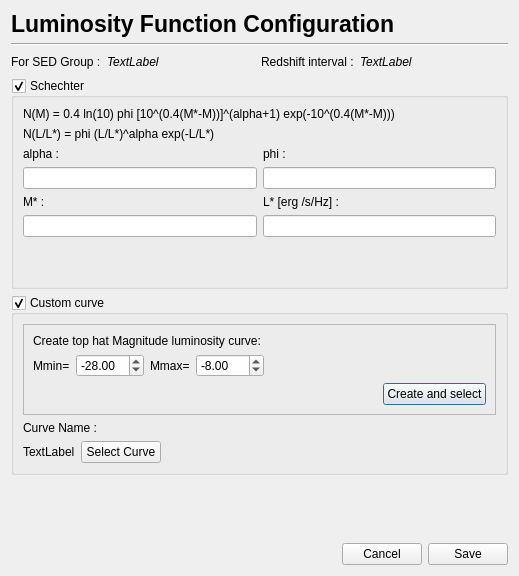
This is PhzQtUI/auxdir/PhzQtUI/DialogLuminosityFunction.ui in astrorama/Phosphoros as Qt 5 draws it before an edit. The edited form follows.
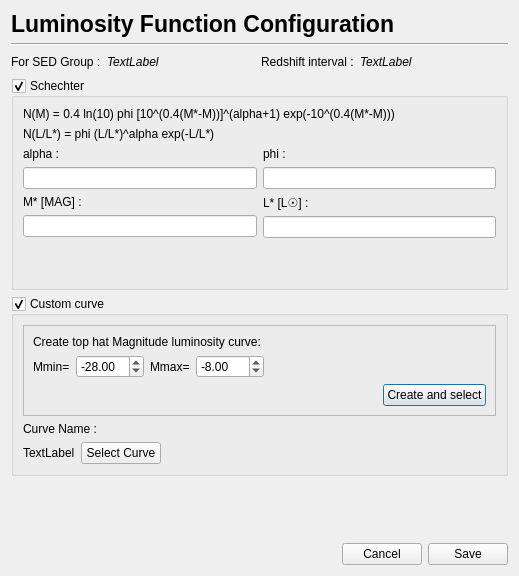
This is the edited form.

Commit message: Change the Absolute Luminosity units in the interface

The edit to the form file:
```diff
--- a/PhzQtUI/auxdir/PhzQtUI/DialogLuminosityFunction.ui
+++ b/PhzQtUI/auxdir/PhzQtUI/DialogLuminosityFunction.ui
@@ -160,7 +160,7 @@
           <item>
            <widget class="QLabel" name="lbl_M">
             <property name="text">
-             <string>M* :</string>
+             <string>M* [MAG] :</string>
             </property>
            </widget>
           </item>
@@ -197,7 +197,7 @@
           <item>
            <widget class="QLabel" name="lbl_L">
             <property name="text">
-             <string>L* [erg /s/Hz] :</string>
+             <string>L* [L☉] :</string>
             </property>
            </widget>
           </item>
```
The commit also changes 1 other file.
